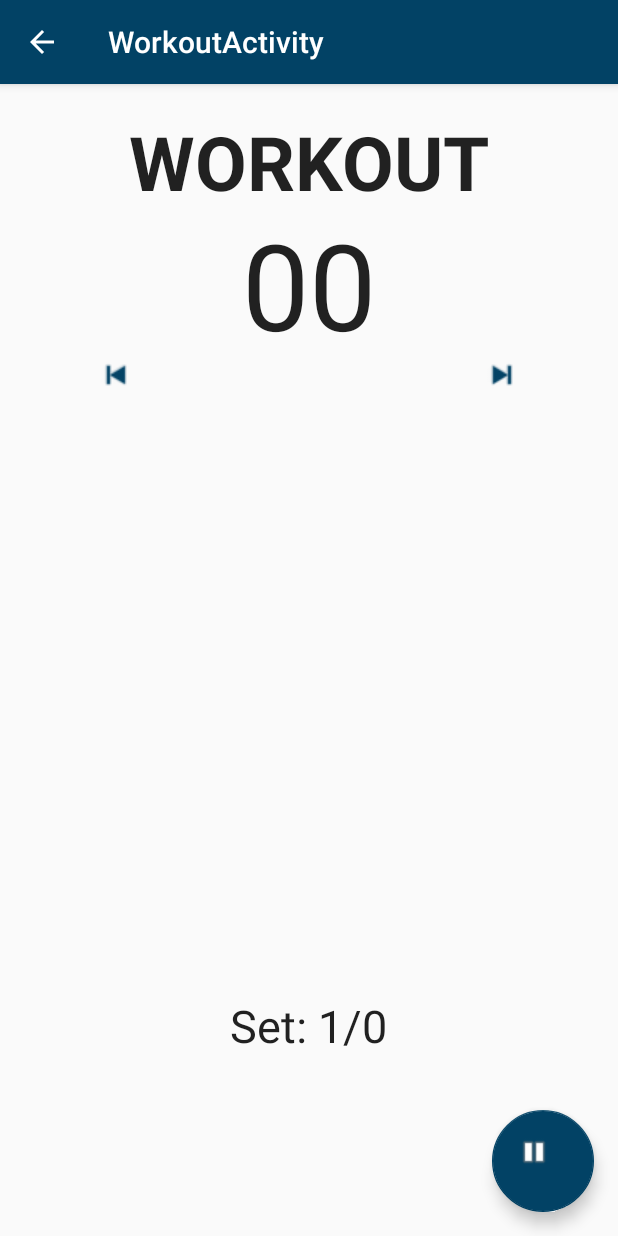
After one commit to SecUSo/privacy-friendly-interval-timer, an Android app: the WorkoutActivity screen opened directly, with no data from a screen before it, on a phone screen of 412 x 824 dp. The commit adds this screen. Run offline under Robolectric (Android 15) with nearby library versions, the phone set to English and light mode, and no system bars; 5 statements that could not run were skipped.

Commit message:
Added the timer functionality in the form of a service

```diff
--- a/app/build.gradle
+++ b/app/build.gradle
@@ -21,8 +21,9 @@ android {
 
 dependencies {
     compile fileTree(dir: 'libs', include: ['*.jar'])
-    testCompile 'junit:junit:4.12'
     compile 'com.android.support:appcompat-v7:24.0.0'
     compile 'com.android.support:design:24.0.0'
     compile 'com.android.support:support-v4:24.0.0'
+    compile 'com.android.support.constraint:constraint-layout:1.0.2'
+    testCompile 'junit:junit:4.12'
 }
--- /dev/null
+++ b/app/src/main/java/org/secuso/privacyfriendlytraining/activities/WorkoutActivity.java
@@ -0,0 +1,159 @@
+package org.secuso.privacyfriendlytraining.activities;
+
+import android.content.ComponentName;
+import android.content.Context;
+import android.content.Intent;
+import android.content.IntentFilter;
+import android.content.ServiceConnection;
+import android.os.Bundle;
+import android.os.IBinder;
+import android.support.design.widget.FloatingActionButton;
+import android.support.v7.app.AppCompatActivity;
+import android.support.v7.widget.Toolbar;
+import android.view.View;
+import android.widget.TextView;
+
+import org.secuso.privacyfriendlytraining.R;
+import org.secuso.privacyfriendlytraining.services.TimerService;
+
+public class WorkoutActivity extends AppCompatActivity {
+
+    private TextView workoutTimer = null;
+    private TextView workoutTitle = null;
+    private TextView currentSetsInfo = null;
+
+    private long workoutTime = 0;
+    private long restTime = 0;
+    private int sets = 0;
+
+    private TimerService timerService = null;
+    private boolean serviceBound = false;
+    private final BroadcastReceiver timeReceiver = new BroadcastReceiver();
+
+
+    @Override
+    protected void onCreate(Bundle savedInstanceState) {
+        super.onCreate(savedInstanceState);
+        setContentView(R.layout.activity_workout);
+        Toolbar toolbar = (Toolbar) findViewById(R.id.toolbar);
+        setSupportActionBar(toolbar);
+
+        this.workoutTime =  getIntent().getExtras().getLong("workoutTime");
+        this.restTime =  getIntent().getExtras().getLong("restTime");
+        this.sets =  getIntent().getExtras().getInt("sets");
+
+        this.workoutTimer = (TextView) this.findViewById(R.id.workout_timer);
+        this.workoutTitle = (TextView) this.findViewById(R.id.workout_title);
+        this.currentSetsInfo = (TextView) this.findViewById(R.id.current_sets_info);
+        this.currentSetsInfo.setText(getResources().getString(R.string.workout_info) + ": 1/"+sets);
+
+
+        final FloatingActionButton fab = (FloatingActionButton) findViewById(R.id.fab_pause_resume);
+        fab.setOnClickListener(new View.OnClickListener() {
+            @Override
+            public void onClick(View view) {
+                fab.setSelected(!fab.isSelected());
+                if (fab.isSelected()){
+                    fab.setImageResource(R.drawable.ic_media_embed_play);
+                    timerService.pauseTimer();
+                } else {
+                    fab.setImageResource(R.drawable.ic_media_pause);
+                    timerService.resumeTimer();
+                }
+                //Snackbar.make(view, "Replace with your own action", Snackbar.LENGTH_LONG)
+                 //       .setAction("Action", null).show();
+
+            }
+        });
+        getSupportActionBar().setDisplayHomeAsUpEnabled(true);
+
+        startService(new Intent(this, TimerService.class));
+    }
+
+
+
+    /** Defines callbacks for service binding, passed to bindService()*/
+    private ServiceConnection serviceConnection = new ServiceConnection() {
+
+        @Override
+        public void onServiceConnected(ComponentName className, IBinder service) {
+            TimerService.LocalBinder binder = (TimerService.LocalBinder) service;
+            timerService = binder.getService();
+            serviceBound = true;
+            timerService.startWorkout(workoutTime*1000, restTime*1000, sets);
+        }
+
+        @Override
+        public void onServiceDisconnected(ComponentName arg0) {
+            serviceBound = false;
+        }
+    };
+
+    public class BroadcastReceiver extends android.content.BroadcastReceiver {
+
+        @Override
+        public void onReceive(Context context, Intent intent) {
+            if (intent.getExtras() != null) {
+                int seconds = intent.getIntExtra("countdown_seconds", 0);
+                workoutTimer.setText(Integer.toString(seconds));
+            }
+            if (intent.getStringExtra("timer_finished") != null) {
+                String message = intent.getStringExtra("timer_finished");
+                workoutTitle.setText(message);
+            }
+            if (intent.getIntExtra("current_set", 0) != 0) {
+                int currentSet = intent.getIntExtra("current_set", 0);
+                currentSetsInfo.setText(getResources().getString(R.string.workout_info) +": "+Integer.toString(currentSet)+"/"+Integer.toString(sets));
+            }
+        }
+    }
+
+    public void onClick(View view) {
+        switch(view.getId()) {
+            case R.id.workout_previous:
+                timerService.prevTimer();
+                break;
+            case R.id.workout_next:
+                timerService.nextTimer();
+                break;
+            default:
+        }
+    }
+
+    //TO DO: WHICH ARE NECESSARY
+    @Override
+    protected void onStart() {
+        super.onStart();
+        // Bind to LocalService
+        Intent intent = new Intent(this, TimerService.class);
+        bindService(intent, serviceConnection, Context.BIND_AUTO_CREATE);
+    }
+
+    @Override
+    protected void onStop() {
+        super.onStop();
+        // Unbind from the service
+        if (serviceBound) {
+            unbindService(serviceConnection);
+            serviceBound = false;
+        }
+    }
+
+    @Override
+    public void onResume() {
+        super.onResume();
+        registerReceiver(timeReceiver, new IntentFilter(TimerService.COUNTDOWN_BROADCAST));
+    }
+
+    @Override
+    public void onPause() {
+        super.onPause();
+        unregisterReceiver(timeReceiver);
+    }
+
+    @Override
+    public void onDestroy() {
+        stopService(new Intent(this, TimerService.class));
+        super.onDestroy();
+    }
+}
--- /dev/null
+++ b/app/src/main/res/layout/activity_workout.xml
@@ -0,0 +1,38 @@
+<?xml version="1.0" encoding="utf-8"?>
+<android.support.design.widget.CoordinatorLayout
+    xmlns:android="http://schemas.android.com/apk/res/android"
+    xmlns:app="http://schemas.android.com/apk/res-auto"
+    xmlns:tools="http://schemas.android.com/tools"
+    android:layout_width="match_parent"
+    android:layout_height="match_parent"
+    android:fitsSystemWindows="true"
+    tools:context="org.secuso.privacyfriendlytraining.activities.WorkoutActivity">
+
+    <android.support.design.widget.AppBarLayout
+        android:layout_width="match_parent"
+        android:layout_height="wrap_content"
+        android:theme="@style/AppTheme.AppBarOverlay">
+
+        <android.support.v7.widget.Toolbar
+            android:id="@+id/toolbar"
+            android:layout_width="match_parent"
+            android:layout_height="?attr/actionBarSize"
+            android:background="?attr/colorPrimary"
+            app:popupTheme="@style/AppTheme.PopupOverlay" />
+
+    </android.support.design.widget.AppBarLayout>
+
+    <include layout="@layout/content_workout" />
+
+    <android.support.design.widget.FloatingActionButton
+        android:id="@+id/fab_pause_resume"
+        android:layout_width="69dp"
+        android:layout_height="68dp"
+        android:layout_gravity="bottom|end"
+        android:layout_margin="@dimen/fab_margin"
+        android:background="@drawable/button_fullwidth"
+        android:onClick="onClick"
+        android:src="@drawable/ic_media_pause"
+        app:backgroundTint="@color/colorPrimary" />
+
+</android.support.design.widget.CoordinatorLayout>
--- a/app/src/main/res/layout/app_bar_main.xml
+++ b/app/src/main/res/layout/app_bar_main.xml
@@ -43,12 +43,13 @@
             android:textStyle="bold|italic" />
 
         <android.support.design.widget.FloatingActionButton
-            android:id="@+id/fab"
+            android:id="@+id/start_workout"
             android:layout_width="69dp"
             android:layout_height="68dp"
             android:layout_gravity="bottom|end"
             android:layout_margin="@dimen/fab_margin"
             android:background="@drawable/button_fullwidth"
+            android:onClick="onClick"
             android:src="@drawable/ic_media_embed_play"
             app:backgroundTint="@color/colorPrimary" />
 
--- a/app/src/main/res/layout/content_main.xml
+++ b/app/src/main/res/layout/content_main.xml
@@ -1,5 +1,6 @@
 <?xml version="1.0" encoding="utf-8"?>
-<LinearLayout xmlns:android="http://schemas.android.com/apk/res/android"
+<LinearLayout
+    xmlns:android="http://schemas.android.com/apk/res/android"
     xmlns:app="http://schemas.android.com/apk/res-auto"
     xmlns:tools="http://schemas.android.com/tools"
     android:id="@+id/main_content"
--- /dev/null
+++ b/app/src/main/res/layout/content_workout.xml
@@ -0,0 +1,103 @@
+<?xml version="1.0" encoding="utf-8"?>
+<LinearLayout xmlns:android="http://schemas.android.com/apk/res/android"
+    xmlns:app="http://schemas.android.com/apk/res-auto"
+    xmlns:tools="http://schemas.android.com/tools"
+    android:layout_width="match_parent"
+    android:layout_height="match_parent"
+    app:layout_behavior="@string/appbar_scrolling_view_behavior"
+    tools:context="org.secuso.privacyfriendlytraining.activities.WorkoutActivity"
+    tools:showIn="@layout/activity_workout">
+
+    <RelativeLayout
+        android:layout_width="match_parent"
+        android:layout_height="match_parent"
+        tools:layout_editor_absoluteX="8dp"
+        tools:layout_editor_absoluteY="8dp">
+
+        <TextView
+            android:id="@+id/workout_title"
+            android:layout_width="wrap_content"
+            android:layout_height="wrap_content"
+            android:layout_alignParentTop="true"
+            android:layout_centerHorizontal="true"
+            android:layout_marginTop="18dp"
+            android:text="@string/workout_headline_workout"
+            android:textAllCaps="false"
+            android:textAppearance="@style/TextAppearance.AppCompat.Headline"
+            android:textSize="50sp"
+            android:textStyle="bold"
+            tools:layout_editor_absoluteX="0dp"
+            tools:layout_editor_absoluteY="0dp" />
+
+        <LinearLayout
+            android:layout_width="wrap_content"
+            android:layout_height="wrap_content"
+            android:weightSum="1"
+            android:layout_below="@+id/textView"
+            android:layout_centerHorizontal="true">
+
+            <ImageView
+                android:id="@+id/workout_previous"
+                android:layout_width="wrap_content"
+                android:layout_height="wrap_content"
+                android:layout_alignParentLeft="true"
+                android:layout_alignParentStart="true"
+                android:layout_centerVertical="true"
+                android:layout_gravity="bottom"
+                android:layout_marginLeft="@dimen/activity_horizontal_margin"
+                android:layout_marginStart="@dimen/activity_horizontal_margin"
+                android:onClick="onClick"
+                android:padding="@dimen/activity_horizontal_margin"
+                android:src="@drawable/ic_media_previous"
+                android:tint="@color/darkblue" />
+
+
+            <TextView
+                android:id="@+id/workout_timer"
+                android:layout_width="201dp"
+                android:layout_height="142dp"
+                android:layout_below="@+id/textView"
+                android:layout_centerHorizontal="true"
+                android:layout_marginTop="80dp"
+                android:gravity="top|center"
+                android:text="00"
+                android:textAppearance="@style/TextAppearance.AppCompat.Large"
+                android:textSize="80dp" />
+
+            <ImageView
+                android:id="@+id/workout_next"
+                android:layout_width="wrap_content"
+                android:layout_height="wrap_content"
+                android:layout_alignParentEnd="true"
+                android:layout_alignParentRight="true"
+                android:layout_centerVertical="true"
+                android:layout_gravity="bottom"
+                android:layout_marginEnd="@dimen/activity_horizontal_margin"
+                android:layout_marginRight="@dimen/activity_horizontal_margin"
+                android:backgroundTint="@drawable/button_fullwidth"
+                android:foregroundTint="@drawable/button_fullwidth"
+                android:onClick="onClick"
+                android:padding="@dimen/activity_horizontal_margin"
+                android:src="@drawable/ic_media_next"
+                android:tint="@color/darkblue" />
+
+        </LinearLayout>
+
+        <TextView
+            android:id="@+id/current_sets_info"
+            android:layout_width="wrap_content"
+            android:layout_height="wrap_content"
+            android:layout_alignParentBottom="true"
+            android:layout_centerHorizontal="true"
+            android:layout_marginBottom="120dp"
+            android:layout_weight="4"
+            android:gravity="center"
+            android:text="@string/workout_info"
+            android:textAlignment="center"
+            android:textAppearance="@style/TextAppearance.AppCompat.Large"
+            android:textSize="30sp"
+            tools:layout_editor_absoluteX="0dp"
+            tools:layout_editor_absoluteY="0dp" />
+    </RelativeLayout>
+
+</LinearLayout>
--- a/app/src/main/res/values/strings.xml
+++ b/app/src/main/res/values/strings.xml
@@ -31,7 +31,12 @@
     <string name="main_text_normalbutton_desc">There are multiple ways to display basic buttons. Button 1 is the basic button. If you wish to separate a button visually, use button 2. The buttons 3&#8211;5 are examples for highlighted buttons. Depending on the app other colors are possible.</string>
     <string name="main_button_welcomedialog_text">Use the button in the lower left corner to call the Welcome Dialog.</string>
 
-    <!-- ###GAME###-->
+    <!-- ###WORKOUT###-->
+    <string name="workout_headline_workout">WORKOUT</string>
+    <string name="workout_headline_done">DONE</string>
+    <string name="workout_headline_rest">REST</string>
+    <string name="workout_info">Set</string>
+
     <string name="title_activity_game">Game</string>
     <string name="game_button_start">New Game</string>
     <string name="game_button_continue">Continue Game</string>
@@ -88,5 +93,6 @@ Ne albucius perfecto adolescens eum, id choro assueverit mea, sed viris constitu
     <string name="main_button_welcomedialog">Show Welcome</string>
     <string name="next">Next</string>
     <string name="skip">Skip</string>
+    <string name="title_activity_workout">WorkoutActivity</string>
 
 </resources>
```
Also changed, not shown: app/src/main/AndroidManifest.xml (+29 -16 lines), app/src/main/java/org/secuso/privacyfriendlytraining/activities/MainActivity.java (+16 -10 lines), app/src/main/java/org/secuso/privacyfriendlytraining/services/TimerService.java (added, +235 -0 lines), app/src/main/res/drawable/ic_media_next.png (added), app/src/main/res/drawable/ic_media_pause.png (added), app/src/main/res/drawable/ic_media_previous.png (added), 2 other files.
